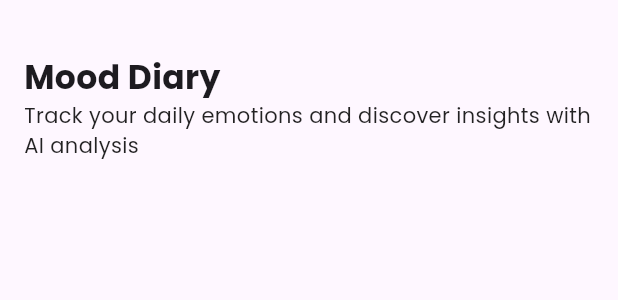
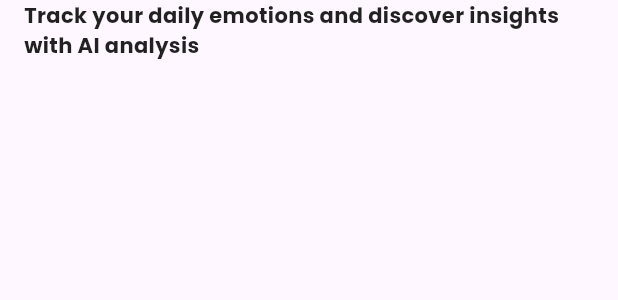
Before and after one commit to Mushy07/Here4U, a Flutter app: the SectionHeader widget shown alone on an empty page, opened directly, on a phone screen of 412 x 824 dp. Shown: the top 300 px of the screen. Run offline on Flutter 3.47's test engine with Material 3 defaults, Android fonts, the phone set to English and light mode, and no system bars; our stand-ins replace flutter_calendar_carousel, google_fonts.

```diff
--- a/lib/core/widgets/bottom_navibar.widget.dart
+++ b/lib/core/widgets/bottom_navibar.widget.dart
@@ -17,10 +17,10 @@ class _BottomNaviBarState extends State<BottomNaviBar> {
   int _currentIndex = 2;
   final List<Widget> _pages = [
     SupportPage(),
-    CommunityForumScreen(),
     MoodDiaryPage(),
     UserMainNaviPage(),
     UserProfileScreen(),
+    CommunityForumScreen(),
   ];
 
   @override
--- a/lib/features/user/diary/presentation/widgets/section_header.widget.dart
+++ b/lib/features/user/diary/presentation/widgets/section_header.widget.dart
@@ -6,18 +6,13 @@ class SectionHeader extends StatelessWidget {
   @override
   Widget build(BuildContext context) {
     return Padding(
-      padding: const EdgeInsets.all(16.0),
+      padding: const EdgeInsets.fromLTRB(16, 0, 16, 16),
       child: Column(
         crossAxisAlignment: CrossAxisAlignment.start,
         children: const [
-          SizedBox(height: 20),
-          Text(
-            "Mood Diary",
-            style: TextStyle(fontSize: 22, fontWeight: FontWeight.bold),
-          ),
           Text(
             "Track your daily emotions and discover insights with AI analysis",
-            style: TextStyle(color: Colors.black87),
+            style: TextStyle(color: Colors.black87, fontWeight: FontWeight.bold),
           ),
         ],
       ),
```
Also changed, not shown: lib/features/user/diary/presentation/screens/mood_diary.screen.dart (+18 -0 lines), lib/features/user/diary/presentation/widgets/mood_record.widget.dart (+12 -3 lines), assets/images/mood_chart.png (renamed from lib/presentation/mood_diary/images/mood_chart.png), assets/images/pattern_chart.png (renamed from lib/presentation/mood_diary/images/pattern_chart.png).
